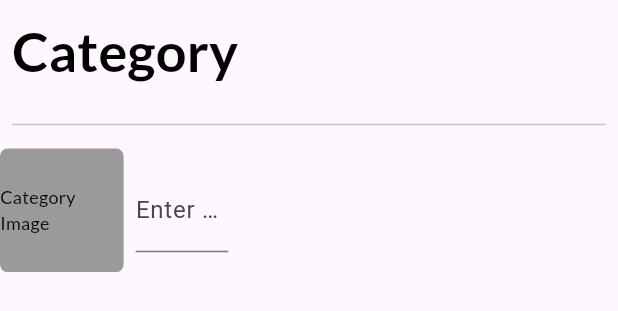
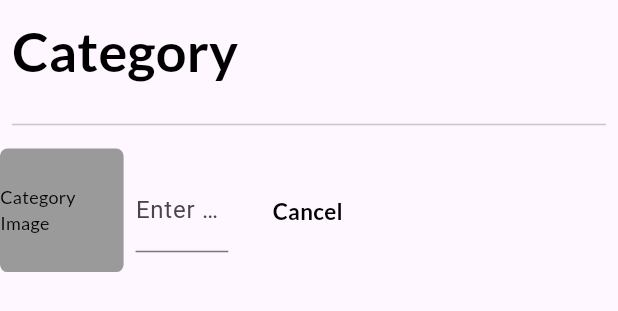
Before and after one commit to Sukhmeetsingh306/store_app, a Flutter app: the CategorySideScreen widget shown alone on an empty page, opened directly, on a phone screen of 412 x 824 dp. Shown: the top 311 px of the screen. Run offline on Flutter 3.47's test engine with Material 3 defaults, Android fonts, the phone set to English and light mode, and no system bars; our stand-ins replace flutter_svg, google_fonts; missing offline and left inert: flutter_admin_scaffold.

Commit message:
added the simple text button

```diff
--- a/lib/views/screens/side_screens/category_side_screen.dart
+++ b/lib/views/screens/side_screens/category_side_screen.dart
@@ -16,6 +16,13 @@ class CategorySideScreen extends StatelessWidget {
             ? mediaQueryWidth
             : mediaQueryHeight) *
         0.20;
+
+    Widget sizedBoxMediaQuery(double? width, double? height) {
+      return SizedBox(
+        width: mediaQueryWidth * width!,
+        height: mediaQueryHeight * height!,
+      );
+    }
 
     return Column(
       children: [
@@ -63,6 +70,18 @@ class CategorySideScreen extends StatelessWidget {
                 ),
               ),
             ),
+            sizedBoxMediaQuery(
+              0.023,
+              0,
+            ),
+            TextButton(
+              onPressed: () {},
+              child: googleText(
+                'Cancel',
+                fontSize: 15,
+                fontWeight: FontWeight.w600,
+              ),
+            ),
           ],
         ),
       ],
```
